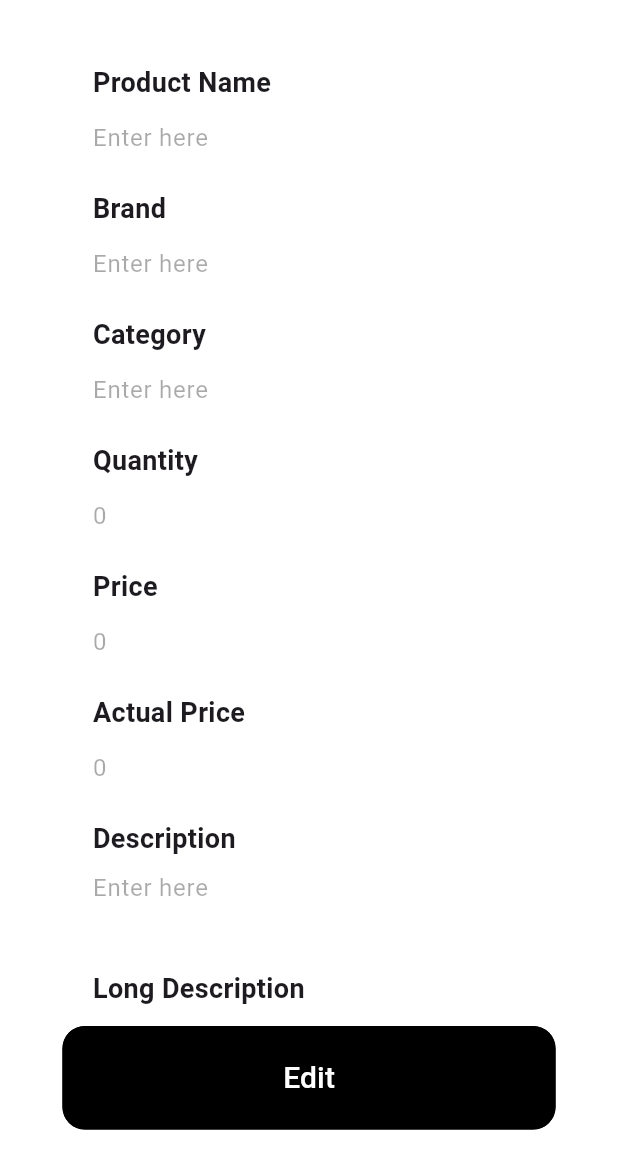
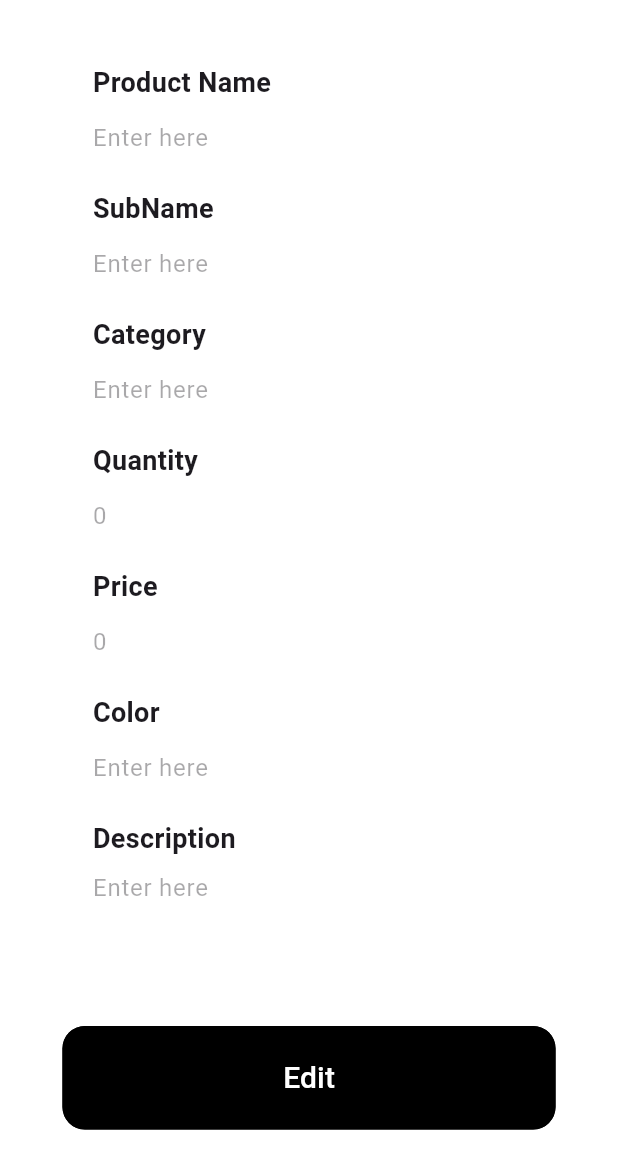
Before and after one commit to iam-Aslam/FashionStore-Admin, a Flutter app: the ProductDetailsScreen screen opened directly with empty values, scrolled down 380 dp, on a phone screen of 412 x 824 dp, the part 84-1236 px from its top. Run offline on Flutter 3.47's test engine with Material 2 defaults, Android fonts, the light colour scheme and no system bars; drawn by our look-alikes of flutter_carousel_widget; our stand-ins replace cloud_firestore, firebase_auth, firebase_core, firebase_storage, flutter_svg, google_fonts and 1 more; accounts and stored records are empty.

Commit message:
edit product finished

```diff
--- a/lib/presentation/home_screen/widgets/product_details.dart
+++ b/lib/presentation/home_screen/widgets/product_details.dart
@@ -1,11 +1,12 @@
 import 'dart:developer';
 import 'dart:io';
-
 import 'package:firebase_storage/firebase_storage.dart';
 import 'package:flutter/material.dart';
 import 'package:flutter_carousel_widget/flutter_carousel_widget.dart';
 import 'package:flutter_svg/flutter_svg.dart';
 import 'package:image_picker/image_picker.dart';
+import '../../../domain/firebase_functions.dart';
+import '../../../domain/models/product_models.dart';
 import '../../constants/constants.dart';
 import '../../widgets/textfield_widget.dart';
 
@@ -23,7 +24,7 @@ class _ProductDetailsScreenState extends State<ProductDetailsScreen> {
 
   final TextEditingController nameController = TextEditingController();
 
-  final TextEditingController brandController = TextEditingController();
+  final TextEditingController subnameController = TextEditingController();
 
   final TextEditingController categoryController = TextEditingController();
 
@@ -31,18 +32,15 @@ class _ProductDetailsScreenState extends State<ProductDetailsScreen> {
 
   final TextEditingController priceController = TextEditingController();
 
-  final TextEditingController actualPriceController = TextEditingController();
+  final TextEditingController colorController = TextEditingController();
 
   final TextEditingController descriptionController = TextEditingController();
-
-  final TextEditingController longDescriptionController =
-      TextEditingController();
 
   List imageList = [];
 
   @override
   void initState() {
-    imageList = widget.data['networkImageList'];
+    imageList = widget.data['image'];
     log(imageList.toString());
     super.initState();
   }
@@ -85,8 +83,8 @@ class _ProductDetailsScreenState extends State<ProductDetailsScreen> {
                                 },
                                 child: SizedBox(
                                     width: size.width * 0.7,
-                                    child: Image.network(
-                                        widget.data["networkImageList"][0])),
+                                    child:
+                                        Image.network(widget.data["image"][0])),
                               )
                             : Stack(
                                 children: [
@@ -127,7 +125,8 @@ class _ProductDetailsScreenState extends State<ProductDetailsScreen> {
                                         //       ),
                                         //     ));
                                       },
-                                      icon: SvgPicture.asset('assets/edit.svg'),
+                                      icon: const Icon(
+                                          Icons.add_a_photo_outlined),
                                     ),
                                   ),
                                 ],
@@ -141,37 +140,41 @@ class _ProductDetailsScreenState extends State<ProductDetailsScreen> {
                             backgroundColor: Colors.transparent,
                           ),
                           onPressed: () {
-                              //editOrUpdate ? null : pickMoreImage();
+                            editOrUpdate ? null : pickMoreImage();
                           },
                           label: const Text(
-                              "Add more images",
+                            "Add Image",
                             style: TextStyle(
                               fontSize: 18,
                               fontWeight: FontWeight.bold,
                             ),
                           ),
-                            icon: const Icon(Icons.add),
-                          )),
+                          icon: const Icon(
+                            Icons.add,
+                            color: Colors.black,
+                          ),
+                        ),
+                      ),
                       DetailsTextFieldWidget(
                         size: size,
                         fieldName: "Product Name",
-                        textString: widget.data["productName"],
+                        textString: widget.data["name"] ?? 'No name',
                         textController: nameController,
                         enableTextField: !editOrUpdate,
                         // enableTextField: false,
                       ),
                       DetailsTextFieldWidget(
                         size: size,
-                        fieldName: "Brand",
+                        fieldName: "SubName",
                         enableTextField: !editOrUpdate,
-                        textString: widget.data["brand"],
-                        textController: brandController,
+                        textString: widget.data["subname"] ?? 'No Subname',
+                        textController: subnameController,
                       ),
                       DetailsTextFieldWidget(
                         size: size,
                         fieldName: "Category",
                         enableTextField: !editOrUpdate,
-                        textString: widget.data["category"],
+                        textString: widget.data["category"] ?? 'No Category',
                         textController: categoryController,
                       ),
                       DetailsTextFieldWidget(
@@ -190,28 +193,20 @@ class _ProductDetailsScreenState extends State<ProductDetailsScreen> {
                       ),
                       DetailsTextFieldWidget(
                         size: size,
-                        fieldName: "Actual Price",
+                        fieldName: "Color",
                         enableTextField: !editOrUpdate,
-                        textString: widget.data["actualPrice"].toString(),
-                        textController: actualPriceController,
+                        textString: widget.data["color"] ?? 'No Color',
+                        textController: colorController,
                       ),
                       DetailsTextFieldWidget(
                         size: size,
                         fieldName: "Description",
                         enableTextField: !editOrUpdate,
-                        textString: widget.data["description"],
+                        textString: widget.data["description"] ??
+                            'No Description Available Now',
                         textController: descriptionController,
-                        height: 100,
+                        height: 150,
                         maxLines: 2,
-                      ),
-                      DetailsTextFieldWidget(
-                        size: size,
-                        fieldName: "Long Description",
-                        textString: widget.data["long description"],
-                        textController: longDescriptionController,
-                        enableTextField: !editOrUpdate,
-                        height: 130,
-                        maxLines: 4,
                       ),
                       SizedBox(
                         height: size.height * 0.1,
@@ -231,23 +226,23 @@ class _ProductDetailsScreenState extends State<ProductDetailsScreen> {
               valueListenable: editNotifier,
               builder: (context, editOrUpdate, child) => TextButton(
                 onPressed: () {
-                  // editNotifier.value = !editNotifier.value;
-                  // editOrUpdate
-                  //     ? null
-                  //     : updateProduct(
-                  //         Products(
-                  //             brand: brandController.text,
-                  //             category: categoryController.text,
-                  //             quantity: int.parse(quantityController.text),
-                  //             price: int.parse(priceController.text),
-                  //             actualPrice:
-                  //                 int.parse(actualPriceController.text.trim()),
-                  //             description: descriptionController.text,
-                  //             longDescription: longDescriptionController.text,
-                  //             networkImageList: imageList,
-                  //             productName: nameController.text),
-                  //         widget.data['id'],
-                  //         context);
+                  editNotifier.value = !editNotifier.value;
+                  editOrUpdate
+                      ? null
+                      : updateProduct(
+                          context: context,
+                          id: widget.data['id'],
+                          productsModel: Products(
+                            subname: subnameController.text,
+                            category: categoryController.text,
+                            quantity: int.parse(quantityController.text),
+                            price: int.parse(priceController.text),
+                            color: colorController.text,
+                            description: descriptionController.text,
+                            imageList: imageList,
+                            productName: nameController.text,
+                          ),
+                        );
                 },
                 style: ButtonStyle(
                   shape: MaterialStateProperty.all<RoundedRectangleBorder>(
@@ -286,29 +281,29 @@ class _ProductDetailsScreenState extends State<ProductDetailsScreen> {
     } else {
       File file = File(pickedFile.path);
       String imageUrl = await _uploadFirstImage(
-          file, widget.data['productName'], widget.data['networkImageList']);
+          file, widget.data['name'], widget.data['image']);
       setState(() {
         imageList.add(imageUrl);
       });
     }
   }
 
-  // void pickMoreImage() async {
-  //   final pickedFile =
-  //       await ImagePicker().pickImage(source: ImageSource.gallery);
+  void pickMoreImage() async {
+    final pickedFile =
+        await ImagePicker().pickImage(source: ImageSource.gallery);
 
-  //   if (pickedFile == null) {
-  //     return;
-  //   } else {
-  //     File file = File(pickedFile.path);
-  //     imageList = await _uploadMoreImage(file, widget.data['productName'],
-  //         widget.data['networkImageList'], widget.data['id']);
+    if (pickedFile == null) {
+      return;
+    } else {
+      File file = File(pickedFile.path);
+      imageList = await _uploadMoreImage(file, widget.data['productName'],
+          widget.data['networkImageList'], widget.data['id']);
 
-  //     setState(() {
-  //       imageList = imageList;
-  //     });
-  //   }
-  // }
+      setState(() {
+        imageList = imageList;
+      });
+    }
+  }
 }
 
 Future<String> _uploadFirstImage(
@@ -335,26 +330,26 @@ Future<String> _uploadFirstImage(
   return downloadURL;
 }
 
-// Future<List> _uploadMoreImage(
-//     File file, String productName, List imageList, String id) async {
-//   final FirebaseStorage storage = FirebaseStorage.instance;
+Future<List> _uploadMoreImage(
+    File file, String productName, List imageList, String id) async {
+  final FirebaseStorage storage = FirebaseStorage.instance;
 
-//   int index = imageList.length;
+  int index = imageList.length;
 
-//   Reference ref = storage.ref().child('images/$productName (${index + 1})');
+  Reference ref = storage.ref().child('images/$productName (${index + 1})');
 
-//   UploadTask task = ref.putFile(file);
+  UploadTask task = ref.putFile(file);
 
-//   task.snapshotEvents.listen((TaskSnapshot snapshot) {
-//     log('Upload progress: ${snapshot.bytesTransferred}/${snapshot.totalBytes}');
-//   });
+  task.snapshotEvents.listen((TaskSnapshot snapshot) {
+    log('Upload progress: ${snapshot.bytesTransferred}/${snapshot.totalBytes}');
+  });
 
-//   await task;
+  await task;
 
-//   String downloadURL = await ref.getDownloadURL();
-//   log('File uploaded successfully: $downloadURL');
-//   imageList.add(downloadURL);
-//   addMoreImage(imageList, id);
+  String downloadURL = await ref.getDownloadURL();
+  log('File uploaded successfully: $downloadURL');
+  imageList.add(downloadURL);
+  addMoreImage(imageList, id);
 
-//   return imageList;
-// }
+  return imageList;
+}
```
Also changed, not shown: lib/domain/firebase_functions.dart (+49 -0 lines), lib/presentation/home_screen/home_screen.dart (+0 -14 lines), lib/presentation/home_screen/widgets/product_tiles.dart (+7 -6 lines). Lines whose indentation alone changed are shown as unchanged.
